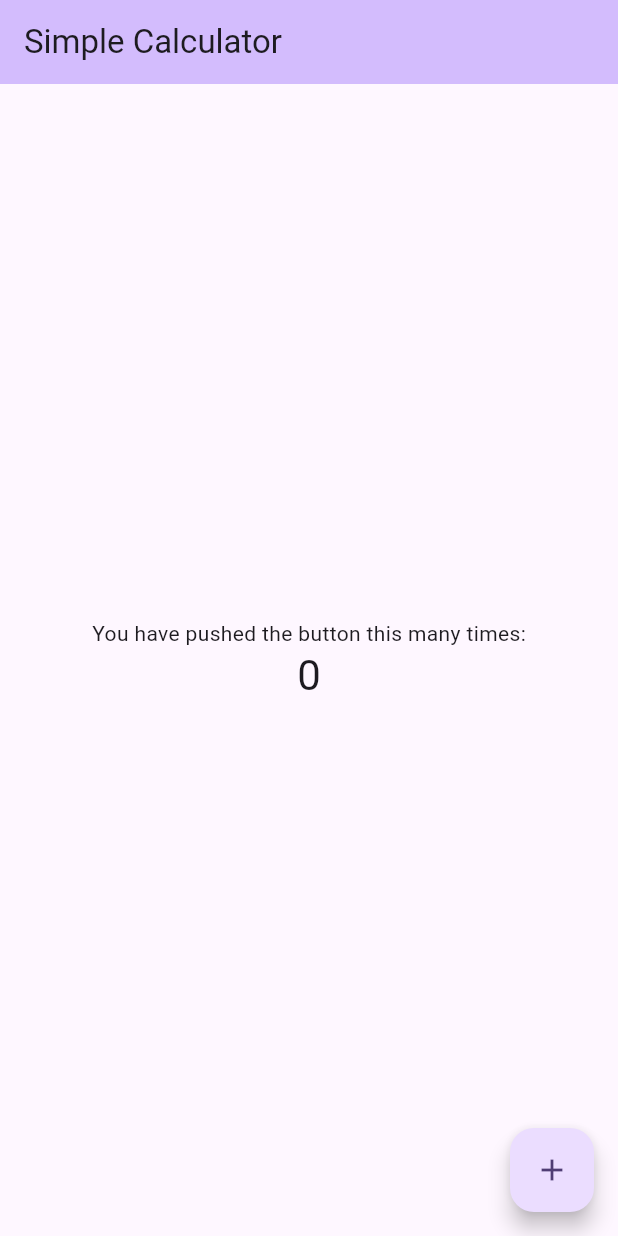
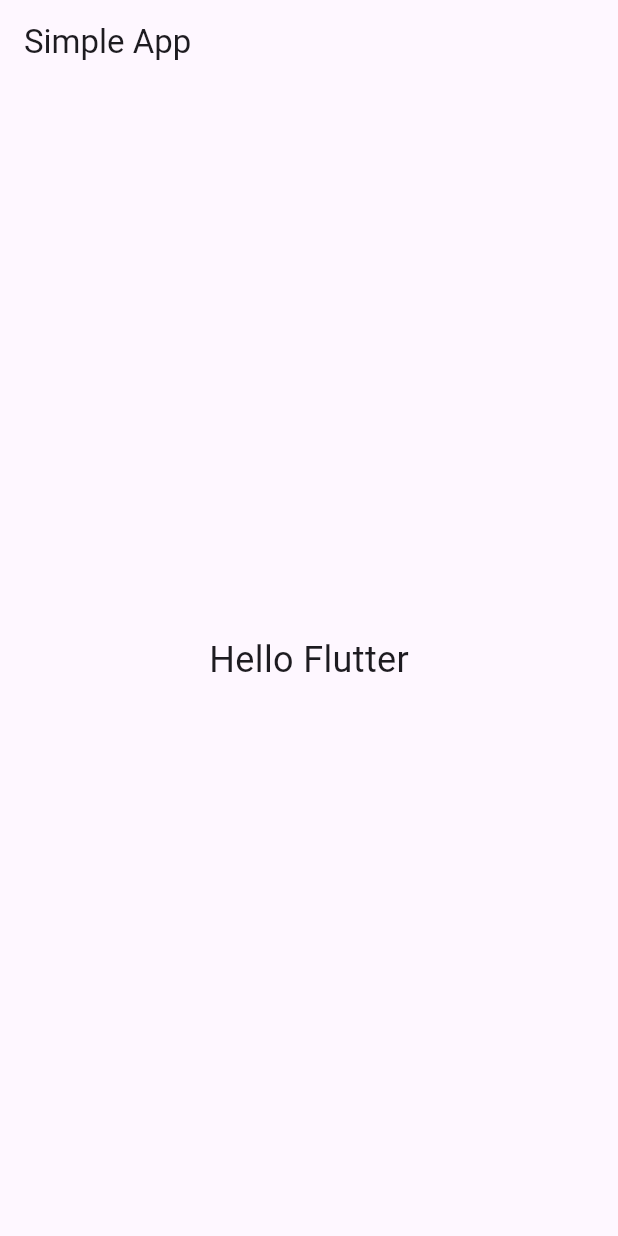
Before and after one commit to Dinuka0512/Flutter-Simple-Project---, a Flutter app: the screen it shows after launch, on a phone screen of 412 x 824 dp. Run offline on Flutter 3.47's test engine with Material 3 defaults, Android fonts, the phone set to English and light mode, and no system bars.

Commit message:
learning about the dart file.. how work

```diff
--- a/lib/main.dart
+++ b/lib/main.dart
@@ -1,122 +1,31 @@
 import 'package:flutter/material.dart';
 
 void main() {
-  runApp(const MyApp());
+  runApp(MyApp());
 }
 
 class MyApp extends StatelessWidget {
-  const MyApp({super.key});
-
-  // This widget is the root of your application.
   @override
   Widget build(BuildContext context) {
     return MaterialApp(
+      home: HomePage(),
       debugShowCheckedModeBanner: false,
-      title: 'Simple Calcutator',
-      theme: ThemeData(
-        // This is the theme of your application.
-        //
-        // TRY THIS: Try running your application with "flutter run". You'll see
-        // the application has a purple toolbar. Then, without quitting the app,
-        // try changing the seedColor in the colorScheme below to Colors.green
-        // and then invoke "hot reload" (save your changes or press the "hot
-        // reload" button in a Flutter-supported IDE, or press "r" if you used
-        // the command line to start the app).
-        //
-        // Notice that the counter didn't reset back to zero; the application
-        // state is not lost during the reload. To reset the state, use hot
-        // restart instead.
-        //
-        // This works for code too, not just values: Most code changes can be
-        // tested with just a hot reload.
-        colorScheme: .fromSeed(seedColor: Colors.deepPurple),
-      ),
-      home: const MyHomePage(title: 'Simple Calculator'),
     );
   }
 }
 
-class MyHomePage extends StatefulWidget {
-  const MyHomePage({super.key, required this.title});
-
-  // This widget is the home page of your application. It is stateful, meaning
-  // that it has a State object (defined below) that contains fields that affect
-  // how it looks.
-
-  // This class is the configuration for the state. It holds the values (in this
-  // case the title) provided by the parent (in this case the App widget) and
-  // used by the build method of the State. Fields in a Widget subclass are
-  // always marked "final".
-
-  final String title;
-
-  @override
-  State<MyHomePage> createState() => _MyHomePageState();
-}
-
-class _MyHomePageState extends State<MyHomePage> {
-  int _counter = 0;
-
-  void _incrementCounter() {
-    setState(() {
-      // This call to setState tells the Flutter framework that something has
-      // changed in this State, which causes it to rerun the build method below
-      // so that the display can reflect the updated values. If we changed
-      // _counter without calling setState(), then the build method would not be
-      // called again, and so nothing would appear to happen.
-      _counter++;
-    });
-  }
-
+class HomePage extends StatelessWidget {
   @override
   Widget build(BuildContext context) {
-    // This method is rerun every time setState is called, for instance as done
-    // by the _incrementCounter method above.
-    //
-    // The Flutter framework has been optimized to make rerunning build methods
-    // fast, so that you can just rebuild anything that needs updating rather
-    // than having to individually change instances of widgets.
     return Scaffold(
       appBar: AppBar(
-        // TRY THIS: Try changing the color here to a specific color (to
-        // Colors.amber, perhaps?) and trigger a hot reload to see the AppBar
-        // change color while the other colors stay the same.
-        backgroundColor: Theme.of(context).colorScheme.inversePrimary,
-        // Here we take the value from the MyHomePage object that was created by
-        // the App.build method, and use it to set our appbar title.
-        title: Text(widget.title),
+        title: Text("Simple App"),
       ),
       body: Center(
-        // Center is a layout widget. It takes a single child and positions it
-        // in the middle of the parent.
-        child: Column(
-          // Column is also a layout widget. It takes a list of children and
-          // arranges them vertically. By default, it sizes itself to fit its
-          // children horizontally, and tries to be as tall as its parent.
-          //
-          // Column has various properties to control how it sizes itself and
-          // how it positions its children. Here we use mainAxisAlignment to
-          // center the children vertically; the main axis here is the vertical
-          // axis because Columns are vertical (the cross axis would be
-          // horizontal).
-          //
-          // TRY THIS: Invoke "debug painting" (choose the "Toggle Debug Paint"
-          // action in the IDE, or press "p" in the console), to see the
-          // wireframe for each widget.
-          mainAxisAlignment: .center,
-          children: [
-            const Text('You have pushed the button this many times:'),
-            Text(
-              '$_counter',
-              style: Theme.of(context).textTheme.headlineMedium,
-            ),
-          ],
+        child: Text(
+          "Hello Flutter",
+          style: TextStyle(fontSize: 24),
         ),
-      ),
-      floatingActionButton: FloatingActionButton(
-        onPressed: _incrementCounter,
-        tooltip: 'Increment',
-        child: const Icon(Icons.add),
       ),
     );
   }
```
